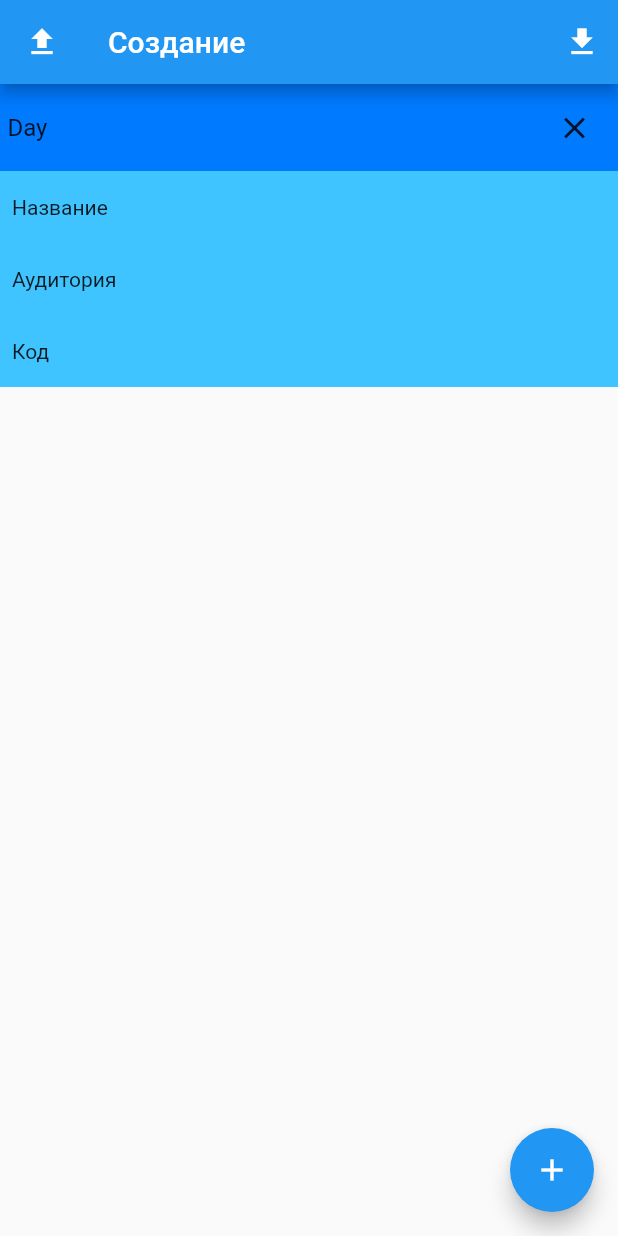
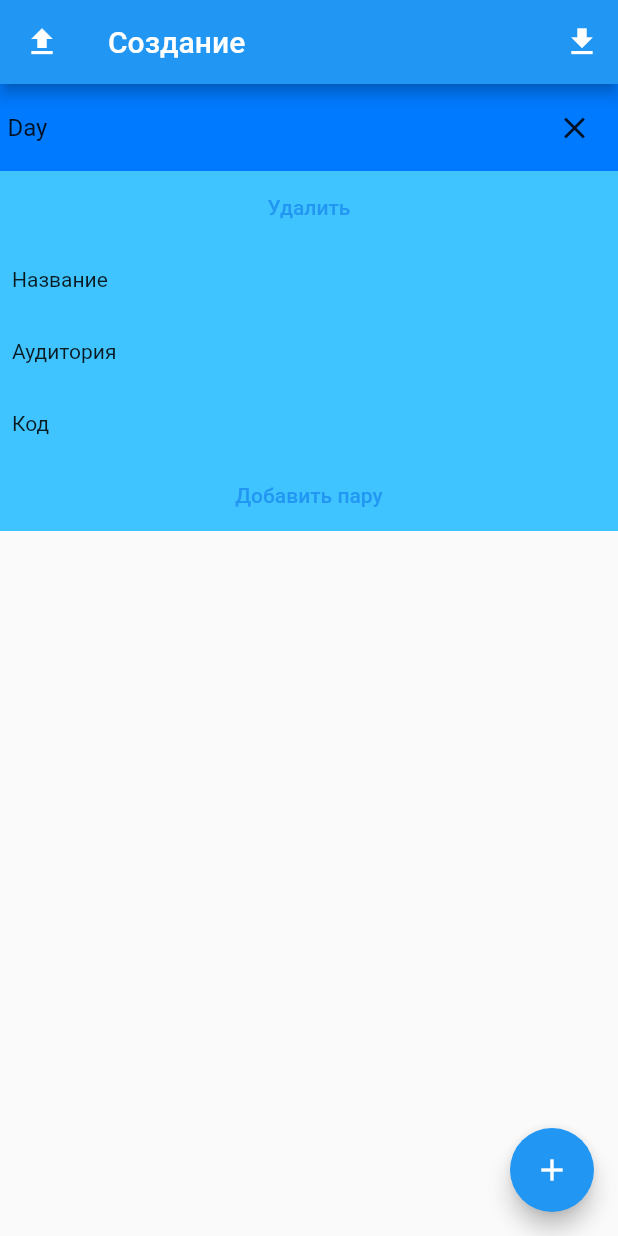
Before and after one commit to hawkkiller/schedule_generator, a Flutter app: the screen it shows after launch, after a tap on the "add" icon, on a phone screen of 412 x 824 dp. Run offline on Flutter 3.47's test engine with Material 2 defaults, Android fonts, the phone set to English and light mode, and no system bars; our stand-ins replace file_picker, flutter_bloc, freezed_annotation; missing offline and left inert: dart:html.

Commit message:
fixed many issues. too lazy to describe

```diff
--- a/lib/common/bloc/observer.dart
+++ b/lib/common/bloc/observer.dart
@@ -4,9 +4,9 @@ import 'package:flutter_bloc/flutter_bloc.dart';
 
 class CustomBlocObserver extends BlocObserver {
   @override
-  void onEvent(Bloc bloc, Object? event) {
-    debugPrint('[OnEVENT] Bloc: $bloc, event: $event');
-    super.onEvent(bloc, event);
+  void onTransition(Bloc bloc, Transition transition) {
+    debugPrint('Bloc: $bloc, event: ${transition.event.runtimeType}, state: ${transition.currentState} => ${transition.nextState}');
+    super.onTransition(bloc, transition);
   }
   @override
   void onCreate(BlocBase bloc) {
--- a/lib/feature/generate/bloc/generate_bloc.dart
+++ b/lib/feature/generate/bloc/generate_bloc.dart
@@ -1,3 +1,6 @@
+import 'dart:developer';
+
+import 'package:flutter/material.dart';
 import 'package:flutter_bloc/flutter_bloc.dart';
 import 'package:freezed_annotation/freezed_annotation.dart';
 import 'package:schedule/feature/generate/model/day.dart';
@@ -12,6 +15,8 @@ class GenerateState with _$GenerateState {
   const GenerateState._();
 
   const factory GenerateState.initial(Schedule schedule) = _InitialState;
+
+  const factory GenerateState.inProgress(Schedule schedule) = _InProgressState;
 
   const factory GenerateState.added(Schedule schedule) = _AddedState;
 
@@ -81,23 +86,25 @@ class GenerateBloc extends Bloc<GenerateEvent, GenerateState> {
     Emitter emitter,
   ) async {
     try {
-      final s = state.schedule;
-      final days = List<Day>.from(s.days)
+      emitter.call(GenerateState.inProgress(state.schedule));
+      final days = List<Day>.of(state.schedule.days)
         ..add(
           Day(
             caption: event.caption,
             pairs: [
-              const Pair(
+              Pair(
                 title: '',
                 auditory: '',
                 additional: '',
+                hash: const Uuid().v4(),
               ),
             ],
             hash: const Uuid().v4(),
           ),
         );
       emitter.call(GenerateState.added(Schedule(days: days)));
-    } on Object catch (_) {
+    } on Object catch (e) {
+      log(e.toString());
       emitter.call(GenerateState.error(state.schedule));
     }
   }
@@ -107,6 +114,7 @@ class GenerateBloc extends Bloc<GenerateEvent, GenerateState> {
     Emitter emitter,
   ) async {
     try {
+      emitter.call(GenerateState.inProgress(state.schedule));
       final s = state.schedule;
       final days = List<Day>.of(s.days)..remove(event.day);
       emitter.call(_AddedState(Schedule(days: days)));
@@ -120,19 +128,21 @@ class GenerateBloc extends Bloc<GenerateEvent, GenerateState> {
     Emitter emitter,
   ) async {
     try {
-      final s = state.schedule;
+      emitter.call(GenerateState.inProgress(state.schedule));
       final day = event.day;
-      final index = s.days.indexOf(day);
-      day.pairs.add(
+      final days = List<Day>.of(state.schedule.days);
+      final index = days.indexOf(day);
+      days[index].pairs.add(
             Pair(
               title: event.title,
               auditory: event.auditory,
               additional: event.additional,
+              hash: const Uuid().v4(),
             ),
           );
-      s.days[index] = day;
-      emitter.call(_AddedState(s));
-    } on Object catch (_) {
+      emitter.call(GenerateState.added(Schedule(days: days)));
+    } on Object catch (e) {
+      log(e.toString());
       emitter.call(GenerateState.error(state.schedule));
     }
   }
@@ -142,6 +152,7 @@ class GenerateBloc extends Bloc<GenerateEvent, GenerateState> {
     Emitter emitter,
   ) async {
     try {
+      emitter.call(GenerateState.inProgress(state.schedule));
       final s = state.schedule;
       final day = event.day;
       final index = s.days.indexOf(day);
@@ -169,8 +180,9 @@ class GenerateBloc extends Bloc<GenerateEvent, GenerateState> {
     Emitter emitter,
   ) async {
     try {
+      emitter.call(GenerateState.initial(state.schedule));
       final s = state.schedule;
-      final days = List<Day>.from(s.days);
+      final days = List<Day>.of(s.days);
       final day = event.day;
       final index = days.indexOf(day);
       final pIndex = days[index].pairs.indexOf(event.oldPair);
@@ -186,6 +198,7 @@ class GenerateBloc extends Bloc<GenerateEvent, GenerateState> {
     Emitter emitter,
   ) async {
     try {
+      emitter.call(GenerateState.inProgress(state.schedule));
       final s = state.schedule;
       final index = s.days.indexOf(event.oldDay);
       s.days[index] = event.newDay;
--- a/lib/feature/generate/bloc/upload_bloc.dart
+++ b/lib/feature/generate/bloc/upload_bloc.dart
@@ -1,6 +1,6 @@
 import 'dart:convert';
 import 'dart:io' if (dart.io) 'dart:html';
-
+import 'package:collection/collection.dart';
 import 'package:file_picker/file_picker.dart';
 import 'package:flutter/foundation.dart';
 import 'package:flutter_bloc/flutter_bloc.dart';
--- a/lib/feature/generate/model/day.dart
+++ b/lib/feature/generate/model/day.dart
@@ -8,7 +8,7 @@ part 'day.freezed.dart';
 
 part 'day.g.dart';
 
-@freezed
+@Freezed(makeCollectionsUnmodifiable: false)
 class Day with _$Day {
   const factory Day({
     required String caption,
--- a/lib/feature/generate/model/pair.dart
+++ b/lib/feature/generate/model/pair.dart
@@ -4,13 +4,13 @@ part 'pair.freezed.dart';
 
 part 'pair.g.dart';
 
-@freezed
+@Freezed(makeCollectionsUnmodifiable: false)
 class Pair with _$Pair {
   const factory Pair({
     required String title,
     required String auditory,
-    @JsonKey(name: 'additional_info')
-    required String additional,
+    @JsonKey(name: 'additional_info') required String additional,
+    @JsonKey(ignore: true) String? hash,
   }) = _Pair;
 
   factory Pair.fromJson(Map<String, dynamic> json) => _$PairFromJson(json);
--- a/lib/feature/generate/model/schedule.dart
+++ b/lib/feature/generate/model/schedule.dart
@@ -5,7 +5,7 @@ part 'schedule.freezed.dart';
 
 part 'schedule.g.dart';
 
-@freezed
+@Freezed(makeCollectionsUnmodifiable: false)
 class Schedule with _$Schedule {
   const factory Schedule({
     @DayConverter() @Default(<Day>[]) List<Day> days,
--- a/lib/feature/generate/widget/day.dart
+++ b/lib/feature/generate/widget/day.dart
@@ -74,6 +74,9 @@ class _DayWidgetState extends State<DayWidget> {
             ...widget.day.pairs
                 .mapIndexed(
                   (i, e) => PairWidget(
+                    pair: e,
+                    day: widget.day,
+                    divider: widget.day.pairs.last != e,
                     onChange: (p) {
                       context.read<GenerateBloc>().add(
                             GenerateEvent.changePair(
@@ -83,11 +86,22 @@ class _DayWidgetState extends State<DayWidget> {
                             ),
                           );
                     },
-                    pair: e,
-                    divider: widget.day.pairs.last != e,
                   ),
                 )
-                .toList(growable: false),
+                .toList(),
+            TextButton(
+              onPressed: () {
+                context.read<GenerateBloc>().add(
+                      GenerateEvent.addPair(
+                        title: '',
+                        auditory: '',
+                        additional: '',
+                        day: widget.day,
+                      ),
+                    );
+              },
+              child: const Text('Добавить пару'),
+            )
           ],
         ),
       );
--- a/lib/feature/generate/widget/generate.dart
+++ b/lib/feature/generate/widget/generate.dart
@@ -69,9 +69,10 @@ class Generate extends StatelessWidget {
                         ),
                       ],
                     ),
-                    body: BlocBuilder<GenerateBloc, GenerateState>(
-                      buildWhen: (previous, current) =>
-                          current is! GenerateChangedState,
+                    body: BlocConsumer<GenerateBloc, GenerateState>(
+                      listener: (context, state) {
+                        log(state.toString());
+                      },
                       builder: (context, state) => SingleChildScrollView(
                         child: Column(
                           children: [
--- a/lib/feature/generate/widget/pair.dart
+++ b/lib/feature/generate/widget/pair.dart
@@ -1,18 +1,21 @@
-import 'dart:developer';
-
 import 'package:flutter/cupertino.dart';
 import 'package:flutter/material.dart';
+import 'package:schedule/feature/generate/bloc/generate_bloc.dart';
+import 'package:schedule/feature/generate/model/day.dart';
 import 'package:schedule/feature/generate/model/pair.dart';
+import 'package:flutter_bloc/flutter_bloc.dart';
 
 class PairWidget extends StatefulWidget {
   const PairWidget({
     required this.pair,
+    required this.day,
     required this.divider,
     required this.onChange,
     Key? key,
   }) : super(key: key);
 
   final Pair pair;
+  final Day day;
   final bool divider;
   final void Function(Pair) onChange;
 
@@ -63,15 +66,20 @@ class _PairWidgetState extends State<PairWidget> {
   }
 
   @override
-  Widget build(BuildContext context) {
-    return Padding(
+  Widget build(BuildContext context) => Padding(
         padding: const EdgeInsets.symmetric(horizontal: 8),
         child: Column(
           children: [
+            TextButton(
+              child: const Text('Удалить'),
+              onPressed: () => context.read<GenerateBloc>().add(
+                    GenerateEvent.removePair(pair, widget.day),
+                  ),
+            ),
             Row(
               children: [
                 const Padding(
-                padding: EdgeInsets.only(right: 20.0),
+                  padding: EdgeInsets.only(right: 20),
                   child: Text('Название'),
                 ),
                 Flexible(
@@ -89,7 +97,7 @@ class _PairWidgetState extends State<PairWidget> {
             Row(
               children: [
                 const Padding(
-                padding: EdgeInsets.only(right: 20.0),
+                  padding: EdgeInsets.only(right: 20),
                   child: Text('Аудитория'),
                 ),
                 Flexible(
@@ -107,7 +115,7 @@ class _PairWidgetState extends State<PairWidget> {
             Row(
               children: [
                 const Padding(
-                padding: EdgeInsets.only(right: 20.0),
+                  padding: EdgeInsets.only(right: 20),
                   child: Text('Код'),
                 ),
                 Flexible(
@@ -131,4 +139,3 @@ class _PairWidgetState extends State<PairWidget> {
         ),
       );
 }
-}
--- a/pubspec.yaml
+++ b/pubspec.yaml
@@ -35,12 +35,13 @@ dependencies:
   # Use with the CupertinoIcons class for iOS style icons.
   cupertino_icons: ^1.0.2
   file_picker: ^4.3.3
-  freezed_annotation: ^1.1.0
+  freezed_annotation: ^2.0.1
   uuid: ^3.0.5
   flutter_bloc: ^8.0.1
   flutter_lints: ^1.0.4
   path_provider: ^2.0.9
   change_app_package_name: ^1.0.0
+  json_annotation: ^4.4.0
 
 dev_dependencies:
   flutter_test:
@@ -51,7 +52,7 @@ dev_dependencies:
   # activated in the `analysis_options.yaml` file located at the root of your
   # package. See that file for information about deactivating specific lint
   # rules and activating additional ones.
-  freezed: ^1.1.1
+  freezed: ^2.0.2
   build_runner: ^2.1.7
   json_serializable: ^6.1.4
 
```
Also changed, not shown: lib/feature/generate/bloc/generate_bloc.freezed.dart, lib/feature/generate/bloc/save_bloc.freezed.dart, lib/feature/generate/bloc/upload_bloc.freezed.dart, lib/feature/generate/model/day.freezed.dart, lib/feature/generate/model/pair.freezed.dart, lib/feature/generate/model/schedule.freezed.dart, pubspec.lock (deleted), 1 other file. Lines whose indentation alone changed are shown as unchanged.
